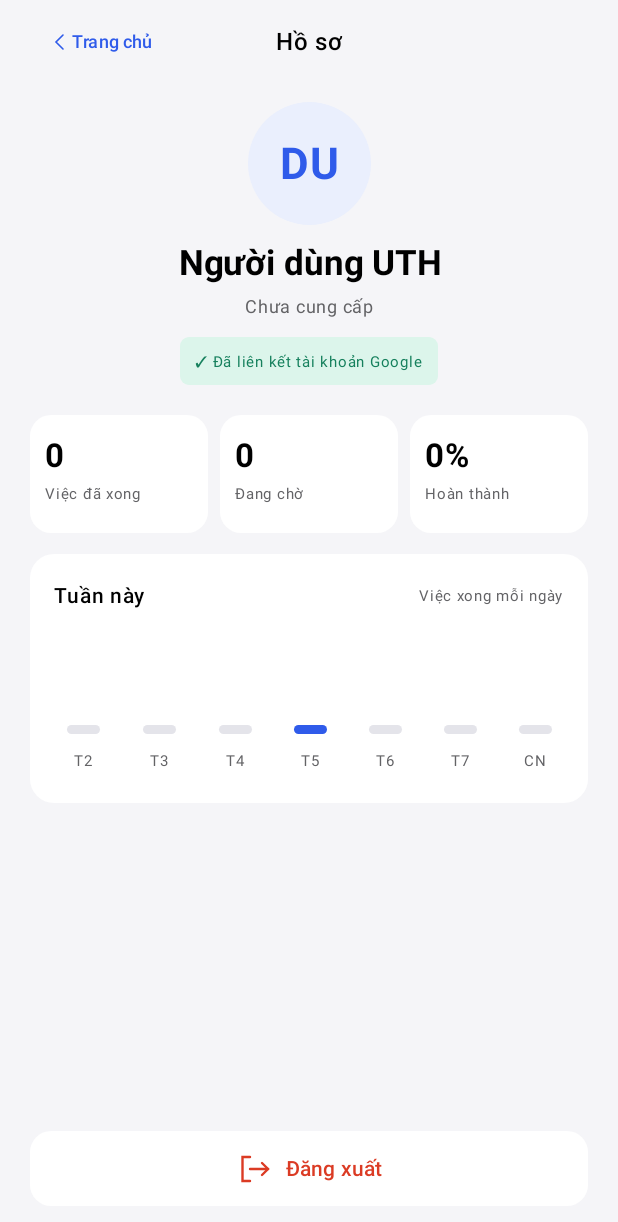
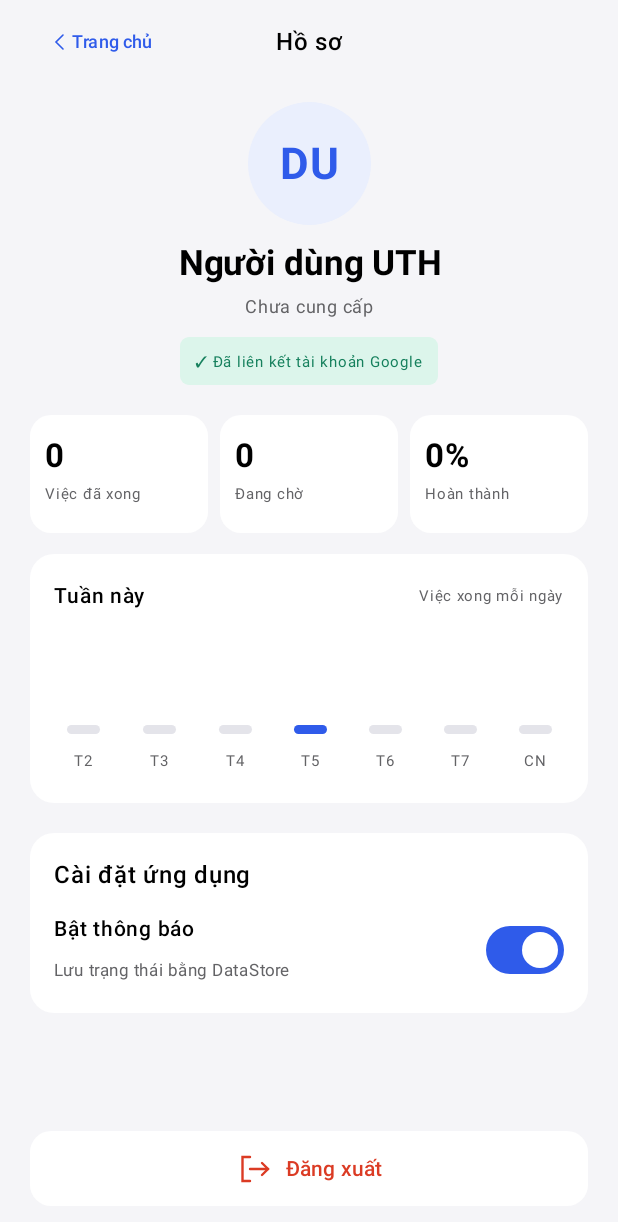
Before and after one commit to ntrang06/UTH-TODO, an Android app built with Jetpack Compose: the ProfileScreen screen opened through its navigation route, after a tap on "DU", on a phone screen of 412 x 824 dp. Shown: the top 1222 px of the screen. Run offline under Robolectric (Android 15) with nearby library versions, the phone set to English and light mode, and no system bars; our stand-ins replace Firebase (no records; nobody signed in at launch, a user with empty details on screens opened directly); 2 statements that could not run were skipped.

Commit message:
feat: add DataStore preferences for notification settings

```diff
--- a/app/build.gradle.kts
+++ b/app/build.gradle.kts
@@ -95,4 +95,7 @@ dependencies {
     debugImplementation(libs.androidx.compose.ui.test.manifest)
     debugImplementation(libs.androidx.compose.ui.tooling)
     implementation("com.squareup.okhttp3:okhttp:4.12.0")
+
+    // Chapter 12 - Lưu trữ cài đặt bằng DataStore
+    implementation("androidx.datastore:datastore-preferences:1.1.7")
 }
--- /dev/null
+++ b/app/src/main/java/com/example/uthtodo/data/SettingsRepository.kt
@@ -0,0 +1,35 @@
+
+package com.example.uthtodo.data
+
+import android.content.Context
+import androidx.datastore.preferences.core.booleanPreferencesKey
+import androidx.datastore.preferences.core.edit
+import androidx.datastore.preferences.preferencesDataStore
+import kotlinx.coroutines.flow.Flow
+import kotlinx.coroutines.flow.map
+
+// Tạo DataStore dùng chung trong ứng dụng
+private val Context.dataStore by preferencesDataStore(
+    name = "uth_todo_settings"
+)
+
+class SettingsRepository(private val context: Context) {
+
+    companion object {
+        private val NOTIFICATIONS_ENABLED =
+            booleanPreferencesKey("notifications_enabled")
+    }
+
+    // Đọc trạng thái thông báo đã lưu
+    val notificationsEnabled: Flow<Boolean> =
+        context.dataStore.data.map { preferences ->
+            preferences[NOTIFICATIONS_ENABLED] ?: true
+        }
+
+    // Lưu trạng thái bật/tắt thông báo
+    suspend fun setNotificationsEnabled(enabled: Boolean) {
+        context.dataStore.edit { preferences ->
+            preferences[NOTIFICATIONS_ENABLED] = enabled
+        }
+    }
+}
--- a/app/src/main/java/com/example/uthtodo/ui/screens/ProfileScreen.kt
+++ b/app/src/main/java/com/example/uthtodo/ui/screens/ProfileScreen.kt
@@ -8,16 +8,19 @@ import androidx.compose.foundation.rememberScrollState
 import androidx.compose.foundation.shape.RoundedCornerShape
 import androidx.compose.foundation.verticalScroll
 import androidx.compose.material3.*
-import androidx.compose.runtime.Composable
+import androidx.compose.runtime.*
 import androidx.compose.ui.Alignment
 import androidx.compose.ui.Modifier
 import androidx.compose.ui.graphics.Color
+import androidx.compose.ui.platform.LocalContext
 import androidx.compose.ui.text.font.FontWeight
 import androidx.compose.ui.text.style.TextAlign
 import androidx.compose.ui.unit.dp
 import androidx.compose.ui.unit.sp
+import com.example.uthtodo.data.SettingsRepository
 import com.example.uthtodo.model.*
 import com.example.uthtodo.ui.components.*
+import kotlinx.coroutines.launch
 
 @Composable
 fun ProfileScreen(
@@ -33,6 +36,19 @@ fun ProfileScreen(
     }
 
     val stats = TaskStatistics.from(tasks)
+
+    // Chapter 12 - Lưu cài đặt bằng DataStore
+    val context = LocalContext.current
+
+    val settingsRepository = remember(context) {
+        SettingsRepository(context.applicationContext)
+    }
+
+    val notificationsEnabled by settingsRepository
+        .notificationsEnabled
+        .collectAsState(initial = true)
+
+    val scope = rememberCoroutineScope()
 
     Scaffold(
         containerColor = DashboardBackground,
@@ -96,6 +112,7 @@ fun ProfileScreen(
                 .padding(horizontal = 20.dp),
             horizontalAlignment = Alignment.CenterHorizontally
         ) {
+            // Thanh tiêu đề
             Box(
                 modifier = Modifier
                     .fillMaxWidth()
@@ -128,6 +145,7 @@ fun ProfileScreen(
 
             Spacer(Modifier.height(12.dp))
 
+            // Ảnh đại diện
             UserAvatar(
                 user = user,
                 fallback = "UT",
@@ -136,6 +154,7 @@ fun ProfileScreen(
 
             Spacer(Modifier.height(12.dp))
 
+            // Tên người dùng
             Text(
                 text = user?.displayName ?: content.guestName,
                 fontSize = 23.sp,
@@ -145,6 +164,7 @@ fun ProfileScreen(
 
             Spacer(Modifier.height(4.dp))
 
+            // Email hoặc thông tin khách
             Text(
                 text = if (user == null) {
                     content.guestDescription
@@ -302,6 +322,61 @@ fun ProfileScreen(
                     }
                 }
             }
+
+            Spacer(Modifier.height(20.dp))
+
+            // Chapter 12 - Cài đặt ứng dụng bằng DataStore
+            Column(
+                modifier = Modifier
+                    .fillMaxWidth()
+                    .background(
+                        color = Color.White,
+                        shape = RoundedCornerShape(16.dp)
+                    )
+                    .padding(16.dp)
+            ) {
+                Text(
+                    text = "Cài đặt ứng dụng",
+                    fontSize = 16.sp,
+                    fontWeight = FontWeight.SemiBold
+                )
+
+                Spacer(Modifier.height(12.dp))
+
+                Row(
+                    modifier = Modifier.fillMaxWidth(),
+                    verticalAlignment = Alignment.CenterVertically
+                ) {
+                    Column(
+                        modifier = Modifier.weight(1f)
+                    ) {
+                        Text(
+                            text = "Bật thông báo",
+                            fontSize = 14.sp,
+                            fontWeight = FontWeight.Medium
+                        )
+
+                        Spacer(Modifier.height(4.dp))
+
+                        Text(
+                            text = "Lưu trạng thái bằng DataStore",
+                            fontSize = 11.sp,
+                            color = TodoColors.Gray
+                        )
+                    }
+
+                    Switch(
+                        checked = notificationsEnabled,
+                        onCheckedChange = { enabled ->
+                            scope.launch {
+                                settingsRepository
+                                    .setNotificationsEnabled(enabled)
+                            }
+                        }
+                    )
+                }
+            }
+
             Spacer(Modifier.height(20.dp))
         }
     }
```
